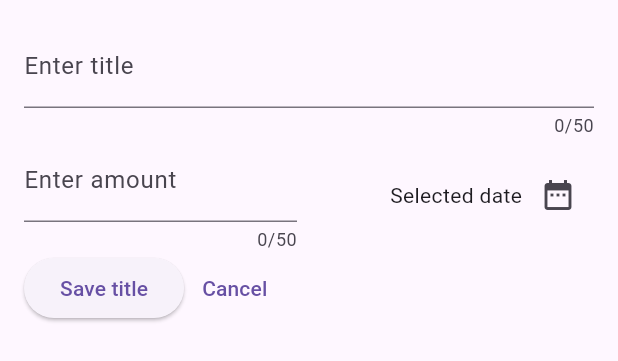
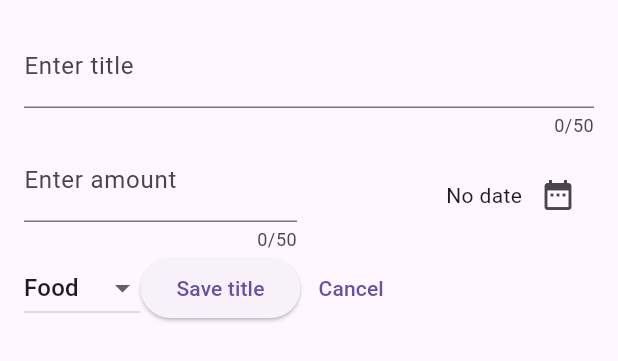
Before and after one commit to nevepura/expense_tracker, a Flutter app: the NewExpense widget shown alone on an empty page, opened directly, on a phone screen of 412 x 824 dp. Shown: the top 361 px of the screen. Run offline on Flutter 3.47's test engine with Material 3 defaults, Android fonts, the phone set to English and light mode, and no system bars.

Commit message:
Edited bottom modal

```diff
--- a/lib/widgets/expenses_list/new_expense.dart
+++ b/lib/widgets/expenses_list/new_expense.dart
@@ -1,4 +1,8 @@
+import 'package:expense_tracker/models/expense.dart';
 import 'package:flutter/material.dart';
+import 'package:intl/intl.dart';
+
+final formatter = DateFormat('yyyy-MM-dd');
 
 class NewExpense extends StatefulWidget {
   const NewExpense({super.key});
@@ -12,6 +16,8 @@ class NewExpense extends StatefulWidget {
 class _NewExpenseState extends State<NewExpense> {
   final _titleController = TextEditingController();
   final _amountController = TextEditingController();
+  DateTime? _selectedDate;
+  Category? _selectedCategory = Category.food;
 
   @override
   void dispose() {
@@ -20,15 +26,19 @@ class _NewExpenseState extends State<NewExpense> {
     super.dispose();
   }
 
-  void _presentDatePicker() {
+  void _presentDatePicker() async {
     final now = DateTime.now();
     var oneYearAgo = DateTime(now.year - 1, now.month, now.day);
-    showDatePicker(
+    final pickedDate = await showDatePicker(
       context: context,
-      initialDate: DateTime.now(),
+      initialDate: _selectedDate != null ? _selectedDate! : DateTime.now(),
       firstDate: oneYearAgo,
       lastDate: now,
     );
+
+    setState(() {
+      _selectedDate = pickedDate;
+    });
   }
 
   @override
@@ -65,17 +75,38 @@ class _NewExpenseState extends State<NewExpense> {
                 child: Row(
                   mainAxisAlignment: MainAxisAlignment.end,
                   children: [
-                  const Text('Selected date'),
+                    Text(_selectedDate == null
+                        ? "No date"
+                        : formatter.format(_selectedDate!)),
                     IconButton(
                       onPressed: _presentDatePicker,
                       icon: const Icon(Icons.date_range),
                     ),
                   ],
-              ))
+                ),
+              )
             ],
           ),
           Row(
             children: [
+              DropdownButton(
+                  value: _selectedCategory,
+                  items: Category.values
+                      .map((category) => DropdownMenuItem(
+                            value: category,
+                            child: Text(category.name[0].toUpperCase() +
+                                category.name.substring(1)),
+                          ))
+                      .toList(),
+                  onChanged: (value) {
+                    print(value);
+                    if (value == null) {
+                      return;
+                    }
+                    setState(() {
+                      _selectedCategory = value;
+                    });
+                  }),
               ElevatedButton(
                 onPressed: () {
                   print(_titleController.text);
```
Lines whose indentation alone changed are shown as unchanged.
